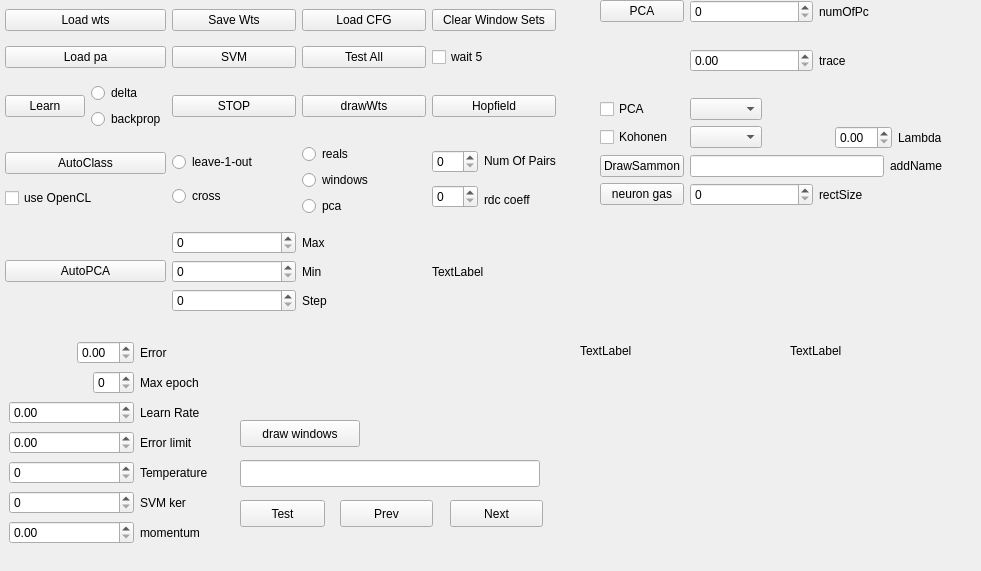
Before: the Qt Designer form net.ui in ArtfulVampire/SecondGUIrepo, drawn with Qt 5.
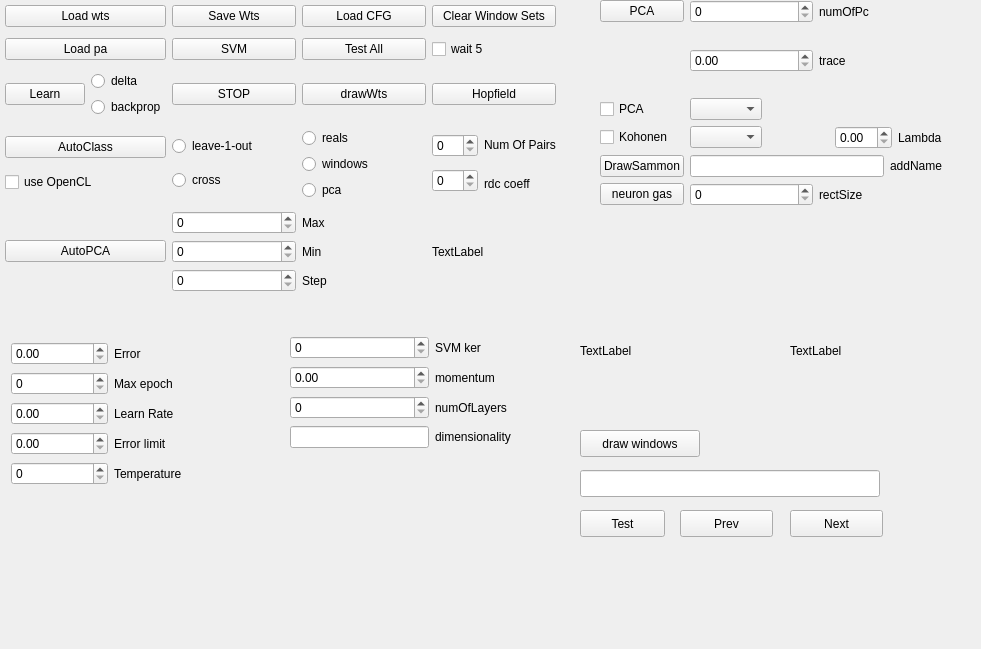
After: the same form once the commit is applied.

Diff of the .ui file:
```diff
--- a/net.ui
+++ b/net.ui
@@ -7,7 +7,7 @@
     <x>0</x>
     <y>0</y>
     <width>981</width>
-    <height>571</height>
+    <height>649</height>
    </rect>
   </property>
   <property name="windowTitle">
@@ -16,8 +16,8 @@
   <widget class="QPushButton" name="testButton">
    <property name="geometry">
     <rect>
-     <x>240</x>
-     <y>500</y>
+     <x>580</x>
+     <y>510</y>
      <width>85</width>
      <height>27</height>
     </rect>
@@ -29,8 +29,8 @@
   <widget class="QLineEdit" name="lineEdit">
    <property name="geometry">
     <rect>
-     <x>240</x>
-     <y>460</y>
+     <x>580</x>
+     <y>470</y>
      <width>300</width>
      <height>27</height>
     </rect>
@@ -39,8 +39,8 @@
   <widget class="QPushButton" name="nextButton">
    <property name="geometry">
     <rect>
-     <x>450</x>
-     <y>500</y>
+     <x>790</x>
+     <y>510</y>
      <width>93</width>
      <height>27</height>
     </rect>
@@ -52,8 +52,8 @@
   <widget class="QPushButton" name="prevButton">
    <property name="geometry">
     <rect>
-     <x>340</x>
-     <y>500</y>
+     <x>680</x>
+     <y>510</y>
      <width>93</width>
      <height>27</height>
     </rect>
@@ -94,7 +94,7 @@
      <x>5</x>
      <y>0</y>
      <width>551</width>
-     <height>321</height>
+     <height>300</height>
     </rect>
    </property>
    <layout class="QGridLayout" name="gridLayout_2">
@@ -354,8 +354,8 @@
   <widget class="QPushButton" name="drawWindowsButton">
    <property name="geometry">
     <rect>
-     <x>240</x>
-     <y>420</y>
+     <x>580</x>
+     <y>430</y>
      <width>120</width>
      <height>27</height>
     </rect>
@@ -520,28 +520,15 @@
   <widget class="QWidget" name="">
    <property name="geometry">
     <rect>
-     <x>9</x>
-     <y>340</y>
+     <x>11</x>
+     <y>341</y>
      <width>199</width>
-     <height>210</height>
+     <height>150</height>
     </rect>
    </property>
    <layout class="QGridLayout" name="gridLayout">
     <item row="0" column="0">
      <layout class="QHBoxLayout" name="horizontalLayout">
-      <item>
-       <spacer name="horizontalSpacer">
-        <property name="orientation">
-         <enum>Qt::Horizontal</enum>
-        </property>
-        <property name="sizeHint" stdset="0">
-         <size>
-          <width>40</width>
-          <height>20</height>
-         </size>
-        </property>
-       </spacer>
-      </item>
       <item>
        <widget class="QDoubleSpinBox" name="currentErrorDoubleSpinBox"/>
       </item>
@@ -556,19 +543,6 @@
     </item>
     <item row="1" column="0">
      <layout class="QHBoxLayout" name="horizontalLayout_2">
-      <item>
-       <spacer name="horizontalSpacer_2">
-        <property name="orientation">
-         <enum>Qt::Horizontal</enum>
-        </property>
-        <property name="sizeHint" stdset="0">
-         <size>
-          <width>40</width>
-          <height>20</height>
-         </size>
-        </property>
-       </spacer>
-      </item>
       <item>
        <widget class="QSpinBox" name="epochSpinBox"/>
       </item>
@@ -611,26 +585,58 @@
       </property>
      </widget>
     </item>
-    <item row="5" column="0">
+   </layout>
+  </widget>
+  <widget class="QWidget" name="">
+   <property name="geometry">
+    <rect>
+     <x>290</x>
+     <y>335</y>
+     <width>221</width>
+     <height>115</height>
+    </rect>
+   </property>
+   <layout class="QGridLayout" name="gridLayout_4">
+    <item row="0" column="0">
      <widget class="QSpinBox" name="svmKernelSpinBox"/>
     </item>
-    <item row="5" column="1">
+    <item row="0" column="1">
      <widget class="QLabel" name="label_19">
       <property name="text">
        <string>SVM ker</string>
       </property>
      </widget>
     </item>
-    <item row="6" column="0">
+    <item row="1" column="0">
      <widget class="QDoubleSpinBox" name="momentumDoubleSpinBox"/>
     </item>
-    <item row="6" column="1">
+    <item row="1" column="1">
      <widget class="QLabel" name="label_20">
       <property name="text">
        <string>momentum</string>
       </property>
      </widget>
     </item>
+    <item row="2" column="0">
+     <widget class="QSpinBox" name="numOfLayersSpinBox"/>
+    </item>
+    <item row="2" column="1">
+     <widget class="QLabel" name="label_21">
+      <property name="text">
+       <string>numOfLayers</string>
+      </property>
+     </widget>
+    </item>
+    <item row="3" column="0">
+     <widget class="QLineEdit" name="dimensionalityLineEdit"/>
+    </item>
+    <item row="3" column="1">
+     <widget class="QLabel" name="label_22">
+      <property name="text">
+       <string>dimensionality</string>
+      </property>
+     </widget>
+    </item>
    </layout>
   </widget>
  </widget>
```
